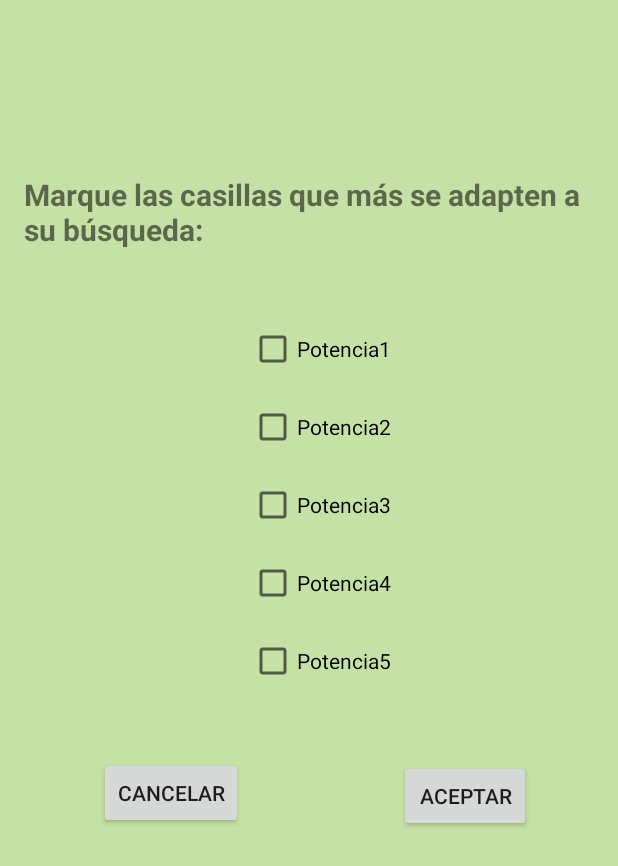
After one commit to isunican/App-CarChargers-Grupo1, an Android app: the layout activity_pop_up_potencias.xml on its own in the app's theme, with its tools: preview values and no code run, on a phone screen of 412 x 824 dp. The commit adds this screen. Shown: the top 866 px of the screen. Run offline under Robolectric (Android 15) with nearby library versions, the phone set to English and light mode, and no system bars; network calls fail.

Commit message:
Introducir los valores de filtrado, diseño popUp termino

```diff
--- a/AndroidProject/app/src/main/AndroidManifest.xml
+++ b/AndroidProject/app/src/main/AndroidManifest.xml
@@ -15,6 +15,9 @@
         android:supportsRtl="true"
         android:theme="@style/Theme.CarChargers"
         tools:targetApi="31">
+        <activity
+            android:name=".activities.main.popUpPotencias"
+            android:exported="false" />
         <activity
             android:name=".activities.info.InfoActivity"
             android:exported="false"
--- a/AndroidProject/app/src/main/java/es/unican/carchargers/activities/main/MainView.java
+++ b/AndroidProject/app/src/main/java/es/unican/carchargers/activities/main/MainView.java
@@ -1,16 +1,17 @@
 package es.unican.carchargers.activities.main;
 
+import android.annotation.SuppressLint;
 import android.app.AlertDialog;
 import android.content.DialogInterface;
 import android.content.Intent;
 import android.os.Bundle;
-import android.util.Log;
 import android.view.Menu;
 import android.view.MenuInflater;
 import android.view.MenuItem;
 import android.view.View;
 import android.widget.AdapterView;
 import android.widget.ListView;
+import android.widget.TextView;
 import android.widget.Toast;
 
 import androidx.annotation.NonNull;
@@ -39,6 +40,11 @@ public class MainView extends AppCompatActivity implements IMainContract.View {
     /** presenter that controls this view */
     IMainContract.Presenter presenter;
 
+    //TODO Creado para gestionar la apracicion del popUp cuando seleccionas filtrar por potencia
+    private TextView txtPopUpPotencia;
+
+
+    @SuppressLint("MissingInflatedId")
     @Override
     protected void onCreate(Bundle savedInstanceState) {
         super.onCreate(savedInstanceState);
@@ -47,6 +53,18 @@ public class MainView extends AppCompatActivity implements IMainContract.View {
         // Initialize presenter-view connection
         presenter = new MainPresenter();
         presenter.init(this);
+
+        //TODO Creado para gestionar la apracicion del popUp cuando seleccionas filtrar por potencia
+        txtPopUpPotencia = findViewById(R.id.txtPopUpPotencia);
+
+
+        //TODO Al pulsar en potencia se abriria el pop up
+        txtPopUpPotencia.setOnClickListener(new View.OnClickListener() {
+            @Override
+            public void onClick(View v) {
+                startActivity(new Intent(MainView.this, popUpPotencias.class));
+            }
+        });
     }
 
     @Override
@@ -143,4 +161,5 @@ public class MainView extends AppCompatActivity implements IMainContract.View {
         startActivity(intent);
     }
 
+
 }
--- /dev/null
+++ b/AndroidProject/app/src/main/java/es/unican/carchargers/activities/main/popUpPotencias.java
@@ -0,0 +1,30 @@
+package es.unican.carchargers.activities.main;
+
+import androidx.appcompat.app.AppCompatActivity;
+
+import android.os.Bundle;
+import android.util.DisplayMetrics;
+
+import es.unican.carchargers.R;
+
+public class popUpPotencias extends AppCompatActivity {
+
+    @Override
+    protected void onCreate(Bundle savedInstanceState) {
+        super.onCreate(savedInstanceState);
+        setContentView(R.layout.activity_pop_up_potencias);
+
+        //Ajustar medidas de la ventana emergente
+        DisplayMetrics medidasVentana = new DisplayMetrics();
+        getWindowManager().getDefaultDisplay().getMetrics(medidasVentana);
+
+        int anchoV = medidasVentana.widthPixels;
+        int altoV = medidasVentana.heightPixels;
+
+        //Indica la ubicacion del popUp en la interfaz
+        getWindow().setLayout((int)(anchoV * 0.8), (int)(altoV * 0.5));
+
+
+
+    }
+}
--- /dev/null
+++ b/AndroidProject/app/src/main/res/layout/activity_pop_up_potencias.xml
@@ -0,0 +1,83 @@
+<?xml version="1.0" encoding="utf-8"?>
+<LinearLayout xmlns:android="http://schemas.android.com/apk/res/android"
+    xmlns:app="http://schemas.android.com/apk/res-auto"
+    xmlns:tools="http://schemas.android.com/tools"
+    android:layout_width="match_parent"
+    android:layout_height="match_parent"
+
+    android:orientation="vertical"
+    android:padding="16dp"
+    android:background="#C5E1A5"
+
+    tools:context=".activities.main.popUpPotencias">
+
+    <TextView
+        android:id="@+id/textoPotencias"
+        android:layout_width="wrap_content"
+        android:layout_height="wrap_content"
+        android:layout_marginTop="100dp"
+        android:text="Marque las casillas que más se adapten a su búsqueda:"
+        android:textSize="20sp"
+        android:textStyle="bold" />
+
+    <CheckBox android:id="@+id/checkbox1kW"
+        android:layout_width="wrap_content"
+        android:layout_height="wrap_content"
+        android:layout_marginTop="50dp"
+        android:layout_marginLeft="150dp"
+        android:text="Potencia1"
+        android:onClick="onCheckboxClicked"/>
+
+    <CheckBox android:id="@+id/checkbox2kW"
+        android:layout_width="wrap_content"
+        android:layout_height="wrap_content"
+        android:layout_marginTop="20dp"
+        android:layout_marginLeft="150dp"
+        android:text="Potencia2"
+        android:onClick="onCheckboxClicked"/>
+
+    <CheckBox android:id="@+id/checkbox3kW"
+        android:layout_width="wrap_content"
+        android:layout_height="wrap_content"
+        android:layout_marginTop="20dp"
+        android:layout_marginLeft="150dp"
+        android:text="Potencia3"
+        android:onClick="onCheckboxClicked"/>
+
+    <CheckBox android:id="@+id/checkbox4kW"
+        android:layout_width="wrap_content"
+        android:layout_height="wrap_content"
+        android:layout_marginTop="20dp"
+        android:layout_marginLeft="150dp"
+        android:text="Potencia4"
+        android:onClick="onCheckboxClicked"/>
+
+    <CheckBox android:id="@+id/checkbox5kW"
+        android:layout_width="wrap_content"
+        android:layout_height="wrap_content"
+        android:layout_marginTop="20dp"
+        android:layout_marginLeft="150dp"
+        android:text="Potencia5"
+        android:onClick="onCheckboxClicked"/>
+
+    <Button
+        android:id="@+id/botonAceptar"
+        android:layout_width="wrap_content"
+        android:layout_height="wrap_content"
+        android:layout_marginLeft="250dp"
+        android:layout_marginTop="50dp"
+        android:text="Aceptar" />
+
+    <Button
+        android:id="@+id/botonCancelar"
+        android:layout_width="wrap_content"
+        android:layout_height="wrap_content"
+        android:layout_marginLeft="50dp"
+        android:layout_marginTop="-50dp"
+        android:text="Cancelar" />
+
+
+
+
+
+</LinearLayout>
--- /dev/null
+++ b/AndroidProject/app/src/main/res/values/ids.xml
@@ -0,0 +1,4 @@
+<?xml version="1.0" encoding="utf-8"?>
+<resources>
+    <item name="txtPopUpPotencia" type="id">Potencia</item>
+</resources>
```
